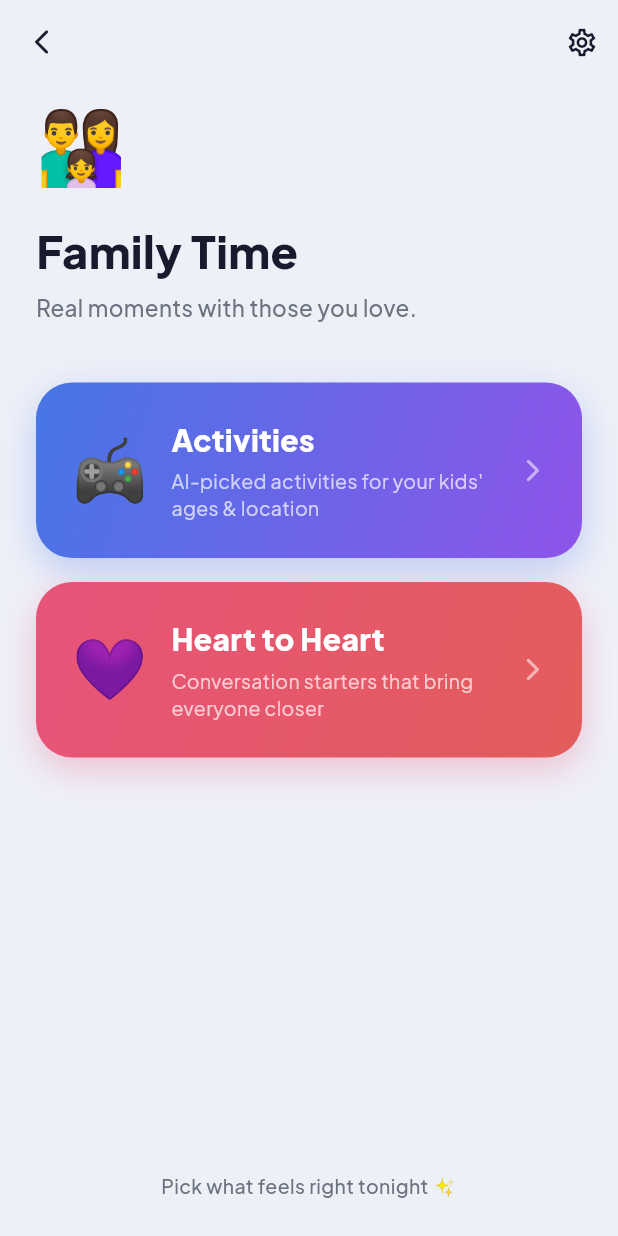
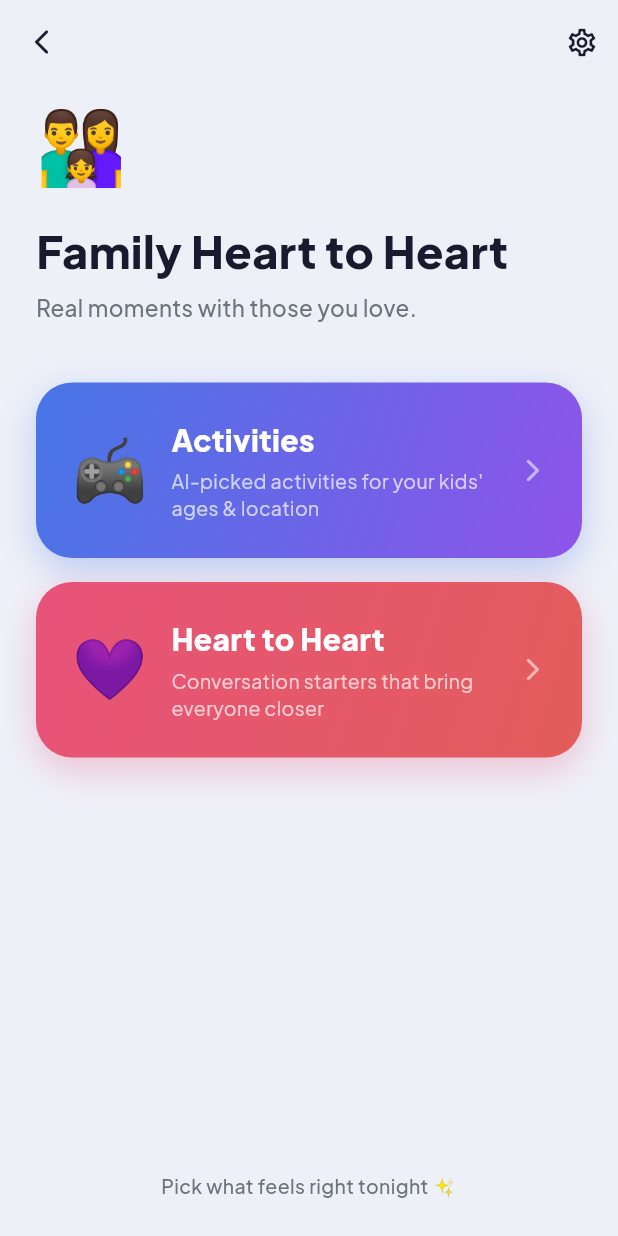
Before and after one commit to kmwannas-maker/Wannas-final, a Flutter app: the FamilyHubScreen screen opened by its route, on a phone screen of 412 x 824 dp. Run offline on Flutter 3.47's test engine with Material 3 defaults, Android fonts, the phone set to English and light mode, and no system bars; our stand-ins replace cloud_firestore, confetti, firebase_core, flutter_riverpod, go_router, google_fonts and 2 more; accounts and stored records are empty.

Commit message:
Remove Mixed Ages, rename Family Time to Family Heart to Heart

```diff
--- a/lib/core/l10n/strings.dart
+++ b/lib/core/l10n/strings.dart
@@ -19,7 +19,7 @@ class S {
   String get spiceModeTagline =>
       isArabic ? 'أشعلوا الجذوة من جديد' : 'Reignite the spark';
 
-  String get familyMode => isArabic ? 'وقت العائلة' : 'Family Time';
+  String get familyMode => isArabic ? 'وقت العائلة' : 'Family Heart to Heart';
   String get familyModeTagline =>
       isArabic ? 'لحظات حقيقية مع من تحب' : 'Real moments with those you love';
 
@@ -129,7 +129,7 @@ class S {
   String get paywallFeature2 =>
       isArabic ? 'وضع "أضف التوابل" بالكامل' : 'Full access to Spice It Up';
   String get paywallFeature3 =>
-      isArabic ? 'جميع الفئات العمرية لوقت العائلة' : 'All Family Time age groups';
+      isArabic ? 'جميع الفئات العمرية لوقت العائلة' : 'All Family Heart to Heart age groups';
 
   // Settings
   String get settings       => isArabic ? 'الإعدادات'              : 'Settings';
```
Also changed, not shown: lib/features/family/heart/heart_group_screen.dart (line endings or trailing spaces).
